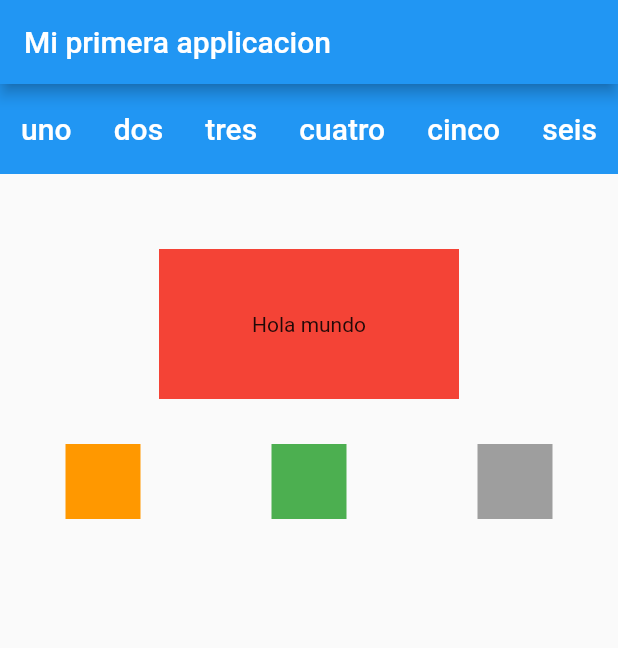
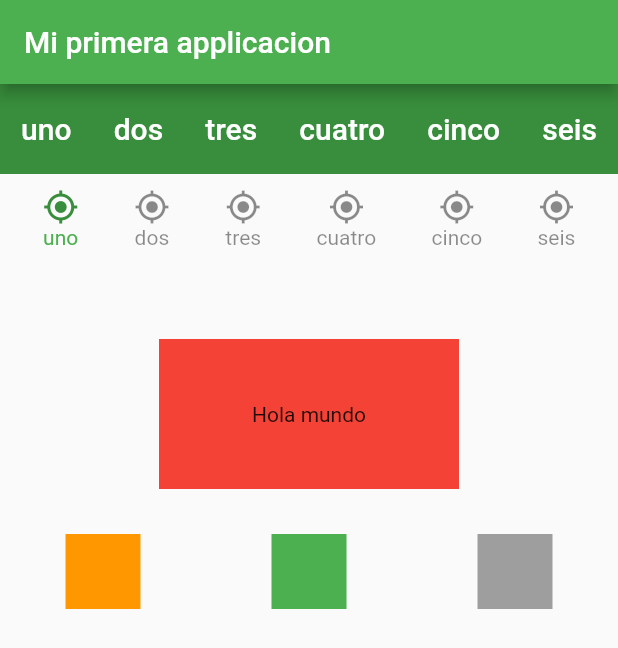
Before and after one commit to cristianfchq/studyJamCato, a Flutter app: the screen it shows after launch, on a phone screen of 412 x 824 dp. Shown: the top 648 px of the screen. Run offline on Flutter 3.47's test engine with Material 2 defaults, Android fonts, the phone set to English and light mode, and no system bars.

Commit message:
septimo commit

```diff
--- a/lib/main.dart
+++ b/lib/main.dart
@@ -12,6 +12,40 @@ class MyApp extends StatelessWidget {
         fontSize: 20.0,
         fontWeight: FontWeight.w500,
       ),
+    );
+  }
+
+  Widget componenteUno(String name){
+    return Column(
+      children: <Widget>[
+        Icon(
+          Icons.gps_fixed,
+          color: Color(0xFF388E3C),
+        ),
+        Text(
+          name,
+          style: TextStyle(
+            color: Colors.green,
+          ),
+        ),
+      ],
+    );
+  }
+
+  Widget componenteDos(String name){
+    return Column(
+      children: <Widget>[
+        Icon(
+          Icons.gps_fixed,
+          color: Colors.black45,
+        ),
+        Text(
+          name,
+          style: TextStyle(
+            color: Colors.black45,
+          ),
+        ),
+      ],
     );
   }
 
@@ -30,7 +64,7 @@ class MyApp extends StatelessWidget {
         // or simply save your changes to "hot reload" in a Flutter IDE).
         // Notice that the counter didn't reset back to zero; the application
         // is not restarted.
-        primarySwatch: Colors.blue,
+        primarySwatch: Colors.green,
       ),
       home: Scaffold(
         appBar: AppBar(
@@ -43,8 +77,8 @@ class MyApp extends StatelessWidget {
             Container(
               //width: 200.0,
               height: 60.0,
-              //color Color(0xFF388E3C),
-              color: Colors.blue,
+              color: Color(0xFF388E3C),
+              //color: Colors.lightGreen,
               //magen
               //margin: EdgeInsets.only(top: 50.0,left: 35.0),
               //margin: EdgeInsets.all(20.0),
@@ -63,7 +97,28 @@ class MyApp extends StatelessWidget {
                   ],
                 ),
               ),
+            //Icon(
+            //  Icons.audiotrack,
+            //  color: Colors.green,
+            //),
+            Container(
+              //height: 60.0,
+              margin: EdgeInsets.all(10.0),
+              child: Row(
+                mainAxisAlignment: MainAxisAlignment.spaceAround,
+                //scrollDirection: Axis.horizontal,
 
+                children: <Widget>[
+                  componenteUno("uno"),
+                  componenteDos("dos"),
+                  componenteDos("tres"),
+                  componenteDos("cuatro"),
+                  componenteDos("cinco"),
+                  componenteDos("seis"),
+
+                ],
+              ),
+            ),
             Container(
               width: 200.0,
               height: 100.0,
--- a/pubspec.yaml
+++ b/pubspec.yaml
@@ -70,3 +70,5 @@ flutter:
   #
   # For details regarding fonts from package dependencies,
   # see https://flutter.dev/custom-fonts/#from-packages
+  assets:
+    - assets/images/50F.jpg
```
Also changed, not shown: assets/images/50F.jpg (added).
